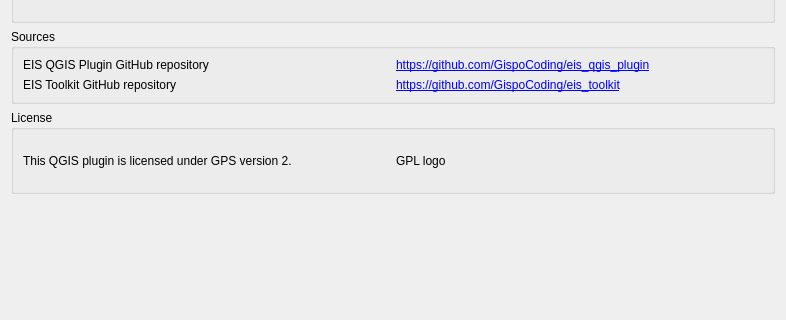
Above: eis_qgis_plugin/resources/ui/wizard_about.ui from GispoCoding/eis_qgis_plugin before the change; both pictures show x 0 to 786 and y 175 to 495 of the 786 by 832 pixel window. Below: the same form after it.
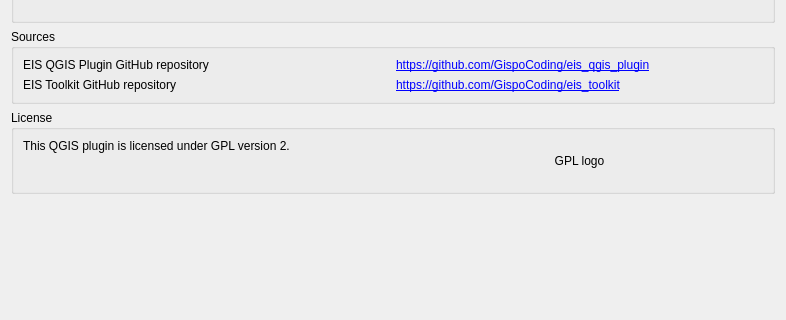
That is the form after the change.

Commit message: Added GNU logo, fixed typo

Patch:
```diff
--- a/eis_qgis_plugin/resources/ui/wizard_about.ui
+++ b/eis_qgis_plugin/resources/ui/wizard_about.ui
@@ -133,19 +133,25 @@
      <property name="title">
       <string>License</string>
      </property>
-     <layout class="QGridLayout" name="gridLayout_2">
-      <item row="0" column="0">
+     <layout class="QHBoxLayout" name="horizontalLayout">
+      <item>
        <widget class="QLabel" name="label_4">
         <property name="text">
-         <string>This QGIS plugin is licensed under GPS version 2.</string>
+         <string>This QGIS plugin is licensed under GPL version 2.</string>
+        </property>
+        <property name="alignment">
+         <set>Qt::AlignLeading|Qt::AlignLeft|Qt::AlignTop</set>
         </property>
        </widget>
       </item>
-      <item row="0" column="1">
-       <widget class="QLabel" name="gpl_logo_label">
+      <item>
+       <widget class="QLabel" name="gnu_logo_label">
         <property name="text">
          <string>GPL logo</string>
         </property>
+        <property name="alignment">
+         <set>Qt::AlignCenter</set>
+        </property>
        </widget>
       </item>
      </layout>
```
The commit also changes 2 other files.
